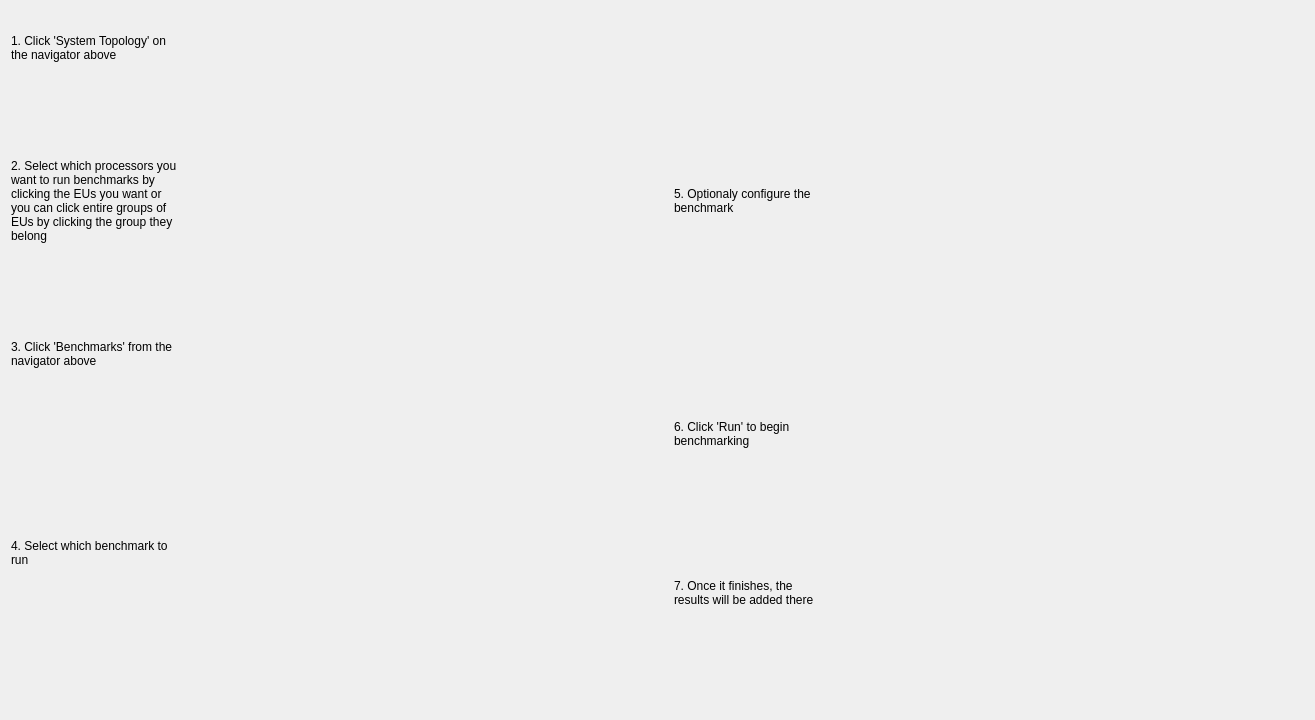
klapeto/elpida, file apps/Qt/Views/QuickStartView/QuickStartView.ui: the form before one commit.
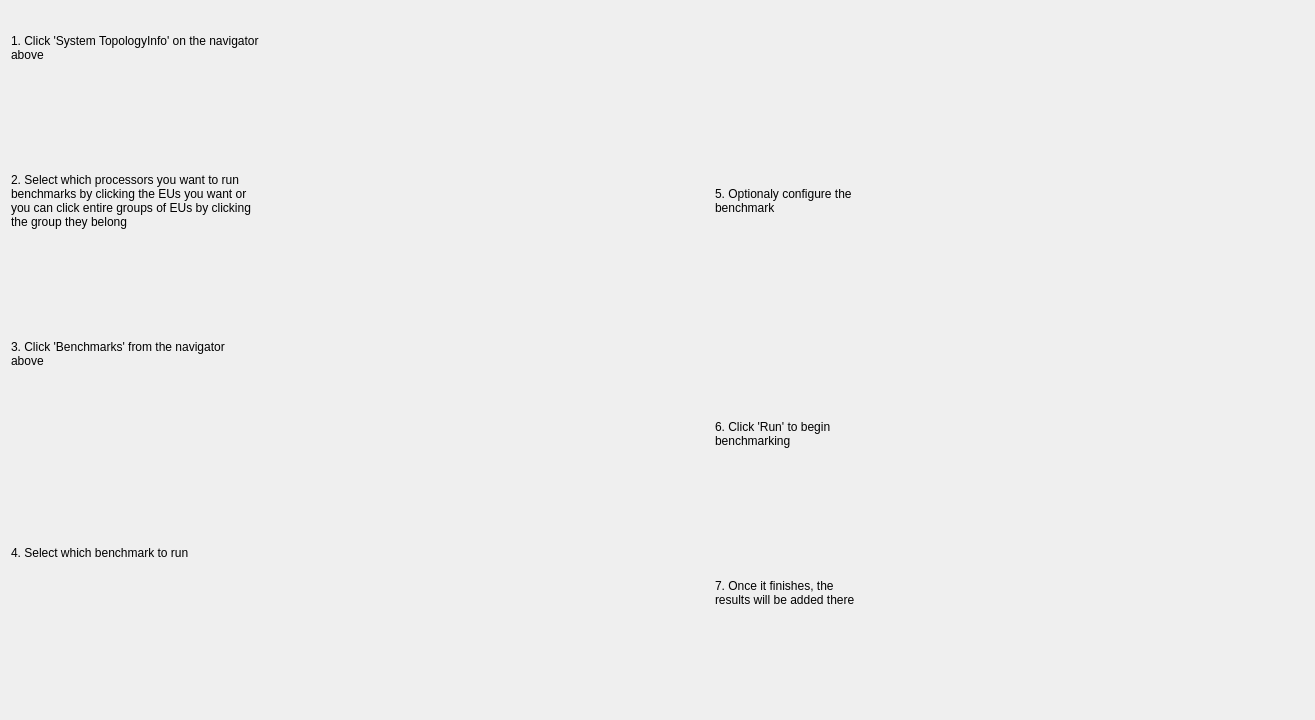
The form after the commit. Icons and pictures are not drawn.

Diff of the .ui file:
```diff
--- a/apps/Qt/Views/QuickStartView/QuickStartView.ui
+++ b/apps/Qt/Views/QuickStartView/QuickStartView.ui
@@ -53,7 +53,7 @@
    <item row="0" column="0">
     <widget class="QLabel" name="label">
      <property name="text">
-      <string>1. Click 'System Topology' on the navigator above</string>
+      <string>1. Click 'System TopologyInfo' on the navigator above</string>
      </property>
      <property name="wordWrap">
       <bool>true</bool>
```
